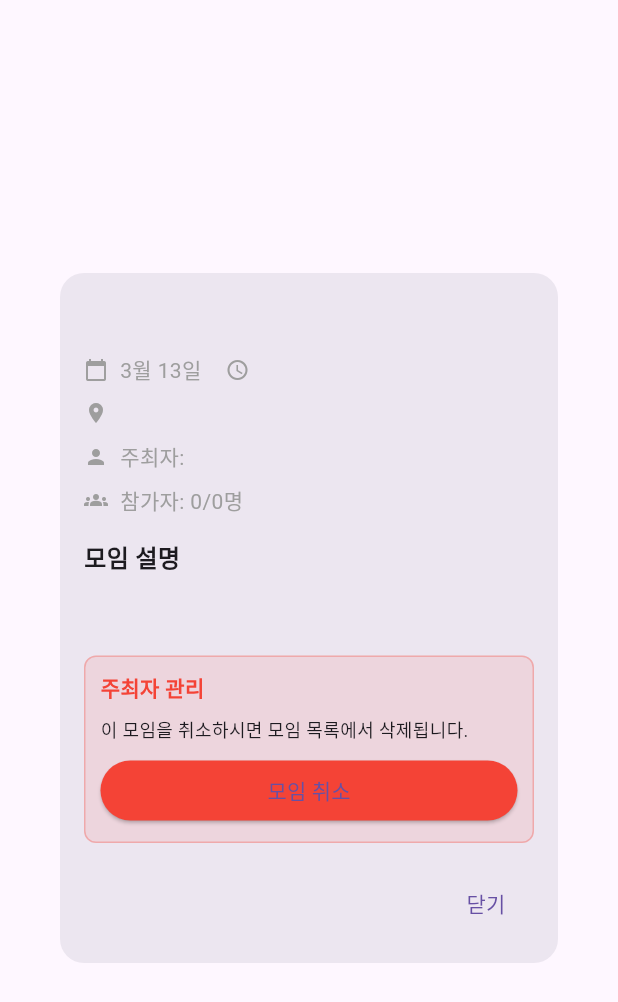
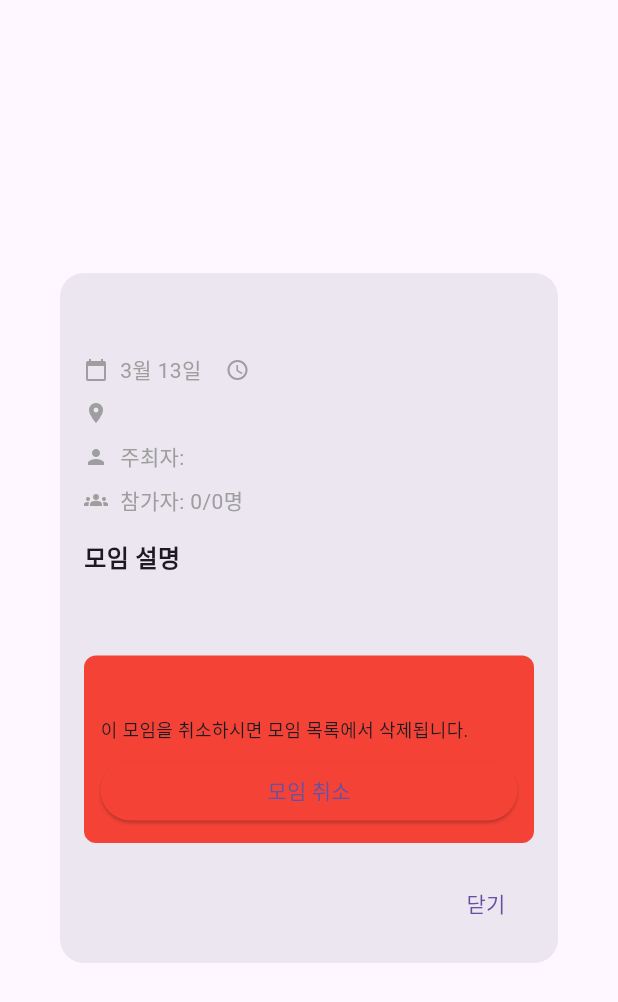
Before and after one commit to jmlee0120/flutter_project3, a Flutter app: the MeetupDetailScreen widget shown alone on an empty page, opened directly with empty values, on a phone screen of 412 x 824 dp. Shown: the top 1002 px of the screen. Run offline on Flutter 3.47's test engine with Material 3 defaults, Android fonts, the phone set to English and light mode, and no system bars; our stand-ins replace cloud_firestore, firebase_auth, firebase_core, google_sign_in; accounts and stored records are empty.

Commit message:
warning fixed

```diff
--- a/lib/screens/login_screen.dart
+++ b/lib/screens/login_screen.dart
@@ -38,7 +38,7 @@ class LoginScreen extends StatelessWidget {
                   // 로딩 상태가 아닐 때만 로그인 시도
                   if (!authProvider.isLoading) {
                     // Google 로그인 처리
-                    final success = await authProvider.signInWithGoogle();
+                    await authProvider.signInWithGoogle();
 
                     // 지연 추가 - 로그인 처리 시간 확보
                     await Future.delayed(const Duration(milliseconds: 1000));
--- a/lib/screens/meetup_detail_screen.dart
+++ b/lib/screens/meetup_detail_screen.dart
@@ -81,8 +81,7 @@ class _MeetupDetailScreenState extends State<MeetupDetailScreen> {
 
   @override
   Widget build(BuildContext context) {
-    final authProvider = Provider.of<AuthProvider>(context);
-    final currentUserNickname = authProvider.userData?['nickname'] ?? '익명';
+    // currentUserNickname 변수 제거 (사용되지 않음)
 
     return Dialog(
       shape: RoundedRectangleBorder(borderRadius: BorderRadius.circular(16)),
@@ -181,9 +180,9 @@ class _MeetupDetailScreenState extends State<MeetupDetailScreen> {
               Container(
                 padding: const EdgeInsets.all(10),
                 decoration: BoxDecoration(
-                  color: Colors.red.withOpacity(0.1),
+                  color: Colors.red.withValues(alpha: 26), // withOpacity(0.1)를 withValues(alpha: 26)으로 변경
                   borderRadius: BorderRadius.circular(8),
-                  border: Border.all(color: Colors.red.withOpacity(0.3)),
+                  border: Border.all(color: Colors.red.withValues(alpha: 77)), // withOpacity(0.3)를 withValues(alpha: 77)으로 변경
                 ),
                 child: Column(
                   crossAxisAlignment: CrossAxisAlignment.start,
--- a/lib/screens/notification_screen.dart
+++ b/lib/screens/notification_screen.dart
@@ -137,7 +137,7 @@ class _NotificationScreenState extends State<NotificationScreen> {
               Container(
                 padding: const EdgeInsets.all(8),
                 decoration: BoxDecoration(
-                  color: iconColor.withOpacity(0.1),
+                  color: iconColor.withValues(alpha: 26),
                   shape: BoxShape.circle,
                 ),
                 child: Icon(
--- a/lib/screens/post_detail_screen.dart
+++ b/lib/screens/post_detail_screen.dart
@@ -371,7 +371,7 @@ class _PostDetailScreenState extends State<PostDetailScreen> {
               color: Colors.white,
               boxShadow: [
                 BoxShadow(
-                  color: Colors.grey.withOpacity(0.2),
+                  color: Colors.grey.withValues(alpha: 51), // withOpacity(0.2)를 withValues(alpha: 51)로 수정
                   spreadRadius: 1,
                   blurRadius: 3,
                   offset: const Offset(0, -1),
--- a/pubspec.yaml
+++ b/pubspec.yaml
@@ -35,6 +35,7 @@ dependencies:
   google_sign_in: ^6.0.2
   cloud_firestore: ^4.3.1
   provider: ^6.0.5  # 상태 관리용
+  intl: ^0.20.2
 
   # The following adds the Cupertino Icons font to your application.
   # Use with the CupertinoIcons class for iOS style icons.
```
Also changed, not shown: lib/widgets/post_list_item.dart (+9 -4 lines), pubspec.lock, 1 other file.
